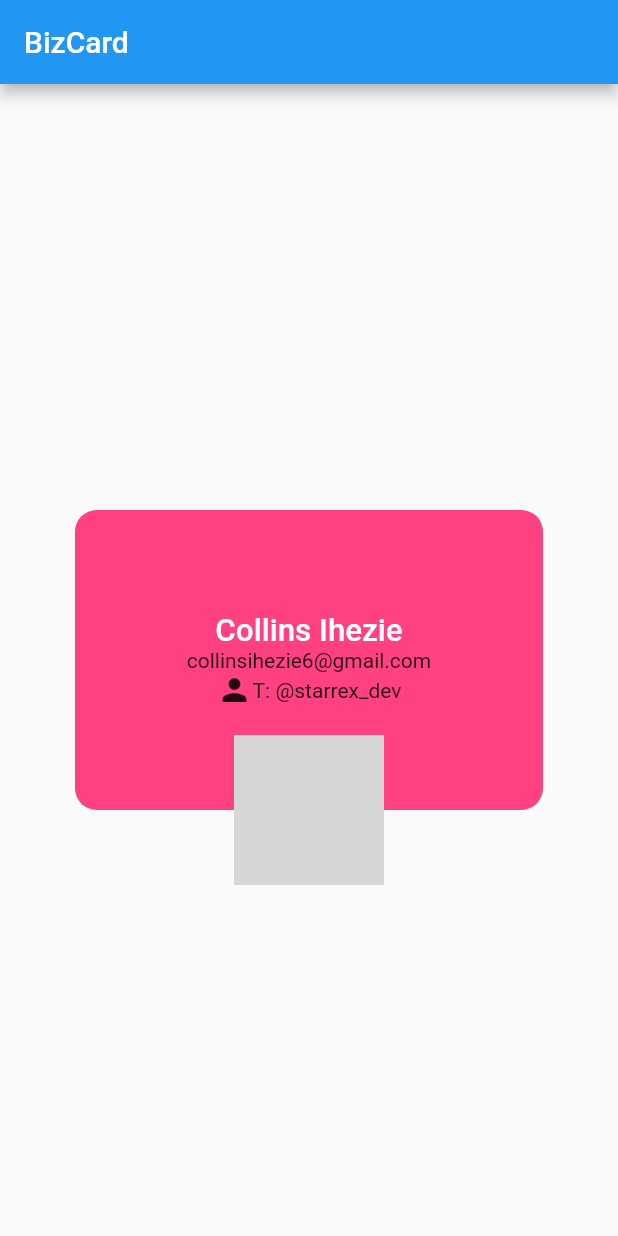
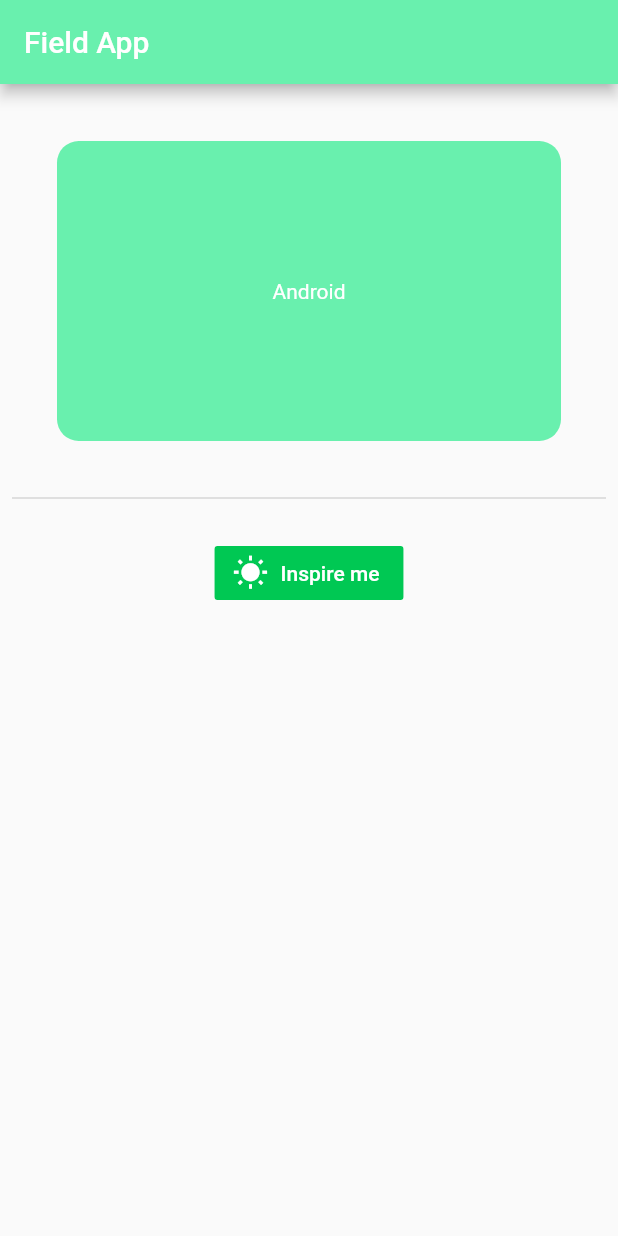
Before and after one commit to kenneth-Ihezie/flutter_hello_world, a Flutter app: the screen it shows after launch, on a phone screen of 412 x 824 dp. Run offline on Flutter 3.47's test engine with Material 2 defaults, Android fonts, the phone set to English and light mode, and no system bars; grey boxes are pictures that could not be loaded.

Commit message:
Added stateful widget..customized it

```diff
--- a/lib/main.dart
+++ b/lib/main.dart
@@ -1,11 +1,12 @@
 import 'package:flutter/material.dart';
 import 'package:hello_word/views/biz_card.dart';
 import 'package:hello_word/views/home.dart';
+import 'package:hello_word/views/field_view.dart';
 import 'package:hello_word/views/scaffold_example.dart';
 
 void main() {
   //we are just changing classes
   runApp(const MaterialApp(
-    home: BizCard(),
+    home: FIeld(),
   ));
 }
--- a/lib/views/biz_card.dart
+++ b/lib/views/biz_card.dart
@@ -13,55 +13,49 @@ class BizCard extends StatelessWidget {
         alignment: Alignment.center,
         child: Stack(
           alignment: Alignment.bottomCenter,
-          children:  [
-            _getCard(),
-            _getAvatar()
-          ],
+          children: [_getCard(), _getAvatar()],
         ),
       ),
     );
   }
 
-  Container _getCard(){
+  Container _getCard() {
     return Container(
       width: 350,
       height: 200,
-      margin: EdgeInsets.all(50.0),
+      margin: const EdgeInsets.all(50.0),
       decoration: BoxDecoration(
-        color: Colors.pinkAccent,
-        borderRadius: BorderRadius.circular(14.5)
-      ),
+          color: Colors.pinkAccent, borderRadius: BorderRadius.circular(14.5)),
       child: Column(
         mainAxisAlignment: MainAxisAlignment.center,
         children: [
-          const Text("Collins Ihezie", style: TextStyle(
-            fontSize: 20.9,
-            fontWeight: FontWeight.w500,
-            color: Colors.white
-          ),),
+          const Text(
+            "Collins Ihezie",
+            style: TextStyle(
+                fontSize: 20.9,
+                fontWeight: FontWeight.w500,
+                color: Colors.white),
+          ),
           const Text("collinsihezie6@gmail.com"),
           Row(
             mainAxisAlignment: MainAxisAlignment.center,
-            children: const [
-              Icon(Icons.person),
-              Text("T: @starrex_dev")
-            ],
+            children: const [Icon(Icons.person), Text("T: @starrex_dev")],
           )
         ],
       ),
     );
   }
 
-  Container _getAvatar(){
+  Container _getAvatar() {
     return Container(
       width: 100,
       height: 100,
       decoration: BoxDecoration(
-        color: Colors.white,
-        borderRadius: const BorderRadius.all(Radius.circular(50.0)),
-        border: Border.all(color: Colors.redAccent, width: 1.2),
-        image: const DecorationImage(image: NetworkImage("https://picsum.photos/300/300"))
-      ),
+          color: Colors.white,
+          borderRadius: const BorderRadius.all(Radius.circular(50.0)),
+          border: Border.all(color: Colors.redAccent, width: 1.2),
+          image: const DecorationImage(
+              image: NetworkImage("https://picsum.photos/300/300"))),
     );
   }
 }
--- /dev/null
+++ b/lib/views/field_view.dart
@@ -0,0 +1,69 @@
+import 'package:flutter/cupertino.dart';
+import 'package:flutter/material.dart';
+
+class FIeld extends StatefulWidget {
+  const FIeld({Key? key}) : super(key: key);
+
+  @override
+  State<FIeld> createState() => _FIeldState();
+}
+
+class _FIeldState extends State<FIeld> {
+  final _fields = ["Android", "Ios", "Flutter", "Reactjs", "Unity", "Solidity",
+    "Tensorflowjs", "nestjs"];
+
+  int _index = 0;
+  @override
+  Widget build(BuildContext context) {
+    return Scaffold(
+      appBar: AppBar(
+        title: const Text("Field App"),
+        backgroundColor: Colors.greenAccent,
+      ),
+      body: Container(
+        alignment: Alignment.center,
+        padding: const EdgeInsets.all(8.0),
+        child: Column(
+          mainAxisAlignment: MainAxisAlignment.center,
+          children: [
+
+            Container(
+              width: 350,
+                height: 200,
+                margin: const EdgeInsets.all(30.0),
+                decoration: BoxDecoration(
+                  color: Colors.greenAccent,
+                  borderRadius: BorderRadius.circular(14.5)
+                ),
+                child: Center(child: Text(_fields[_index % _fields.length], style: const TextStyle(
+                  color: Colors.white
+                ),))),
+
+            const Divider(thickness: 1.2,),
+
+            Padding(
+              padding: const EdgeInsets.only(top: 18.0),
+              child: FlatButton.icon(
+                onPressed: _showQuote,
+                icon: const Icon(Icons.wb_sunny, color: Colors.white,),
+                label: const Text("Inspire me", style: TextStyle(
+                  color: Colors.white
+                ),),
+                color: Colors.greenAccent.shade700,
+              ),
+            ),
+
+
+            const Spacer()
+          ],
+        ),
+      ),
+    );
+  }
+
+  _showQuote(){
+     setState(() {
+       _index++;
+     });
+  }
+}
```
